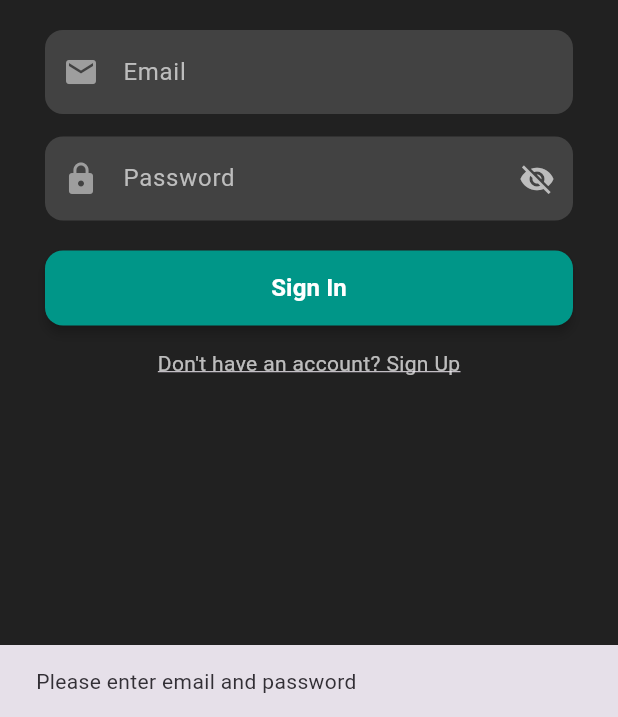
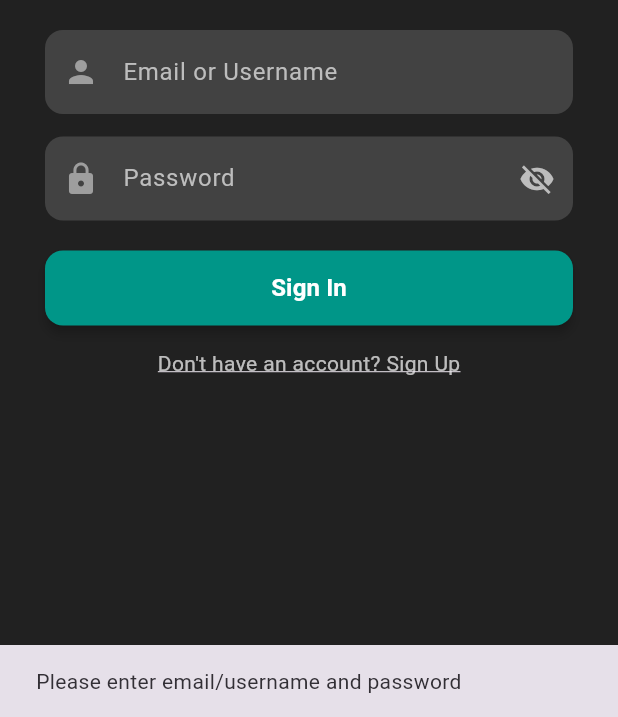
Before and after one commit to Joshuarupasinghe/bio_boost, a Flutter app: the screen it shows after launch, after a tap on "Sign In", on a phone screen of 412 x 824 dp, the part 519-1236 px from its top. Run offline on Flutter 3.47's test engine with Material 3 defaults, Android fonts, the phone set to English and light mode, and no system bars; our stand-ins replace cloud_firestore, firebase_auth, firebase_core, firebase_storage, fluttertoast, image_picker and 1 more; accounts and stored records are empty.

Commit message:
updated signin page
added the username functionality

```diff
--- a/lib/screens/sign_In.dart
+++ b/lib/screens/sign_In.dart
@@ -2,6 +2,7 @@ import 'package:flutter/material.dart';
 import '../services/auth_service.dart';
 import 'home.dart';
 import 'sign_up.dart';
+import 'package:cloud_firestore/cloud_firestore.dart';
 
 class SignInPage extends StatefulWidget {
   const SignInPage({super.key});
@@ -11,17 +12,18 @@ class SignInPage extends StatefulWidget {
 }
 
 class _SignInPageState extends State<SignInPage> {
-  final TextEditingController emailController = TextEditingController();
-  final TextEditingController passwordController = TextEditingController();
+  final TextEditingController _emailOrUsernameController = TextEditingController();
+  final TextEditingController _passwordController = TextEditingController();
   bool _isPasswordVisible = false;
   bool _isLoading = false; // For loading indicator
+
   Future<void> _signIn() async {
-  final email = emailController.text.trim();
-  final password = passwordController.text.trim();
+    String input = _emailOrUsernameController.text.trim();
+    String password = _passwordController.text.trim();
 
-  if (email.isEmpty || password.isEmpty) {
+    if (input.isEmpty || password.isEmpty) {
       ScaffoldMessenger.of(context).showSnackBar(
-      const SnackBar(content: Text("Please enter email and password")),
+        const SnackBar(content: Text("Please enter email/username and password")),
       );
       return;
     }
@@ -29,6 +31,24 @@ Future<void> _signIn() async {
     setState(() => _isLoading = true);
 
     try {
+      String email = input;
+
+      // ✅ Check if the input is a username (No '@' means it's likely a username)
+      if (!input.contains('@')) {
+        var userSnapshot = await FirebaseFirestore.instance
+            .collection('users')
+            .where('username', isEqualTo: input)
+            .limit(1)
+            .get();
+
+        if (userSnapshot.docs.isNotEmpty) {
+          email = userSnapshot.docs.first['email']; // Retrieve the email
+        } else {
+          throw "Username not found!";
+        }
+      }
+
+      // ✅ Sign in using retrieved email and password
       final user = await AuthService().signIn(email, password);
 
       if (user != null) {
@@ -36,6 +56,7 @@ Future<void> _signIn() async {
         ScaffoldMessenger.of(context).showSnackBar(
           const SnackBar(content: Text("Sign In Successful!")),
         );
+
         Navigator.pushReplacement(
           context,
           MaterialPageRoute(
@@ -75,7 +96,7 @@ Future<void> _signIn() async {
               ),
               const SizedBox(height: 20),
 
-              buildTextField("Email", Icons.email, emailController, false),
+              buildTextField("Email or Username", Icons.person, _emailOrUsernameController, false),
               const SizedBox(height: 15),
               buildPasswordField(),
               const SizedBox(height: 20),
@@ -152,7 +173,7 @@ Future<void> _signIn() async {
 
   Widget buildPasswordField() {
     return TextField(
-      controller: passwordController,
+      controller: _passwordController,
       obscureText: !_isPasswordVisible,
       style: const TextStyle(color: Colors.white),
       decoration: InputDecoration(
```
Lines whose indentation alone changed are shown as unchanged.
